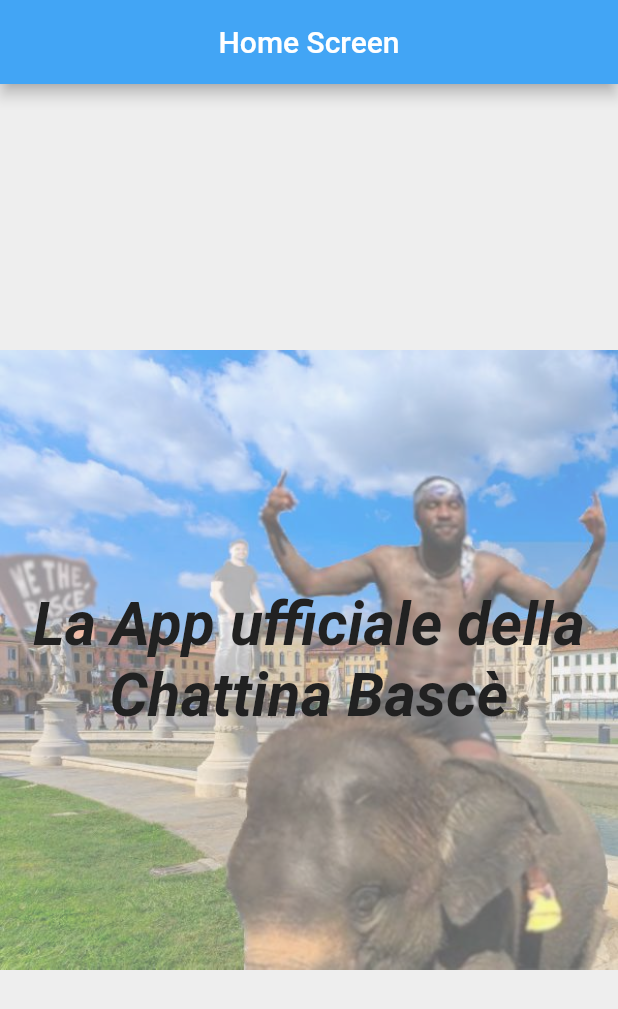
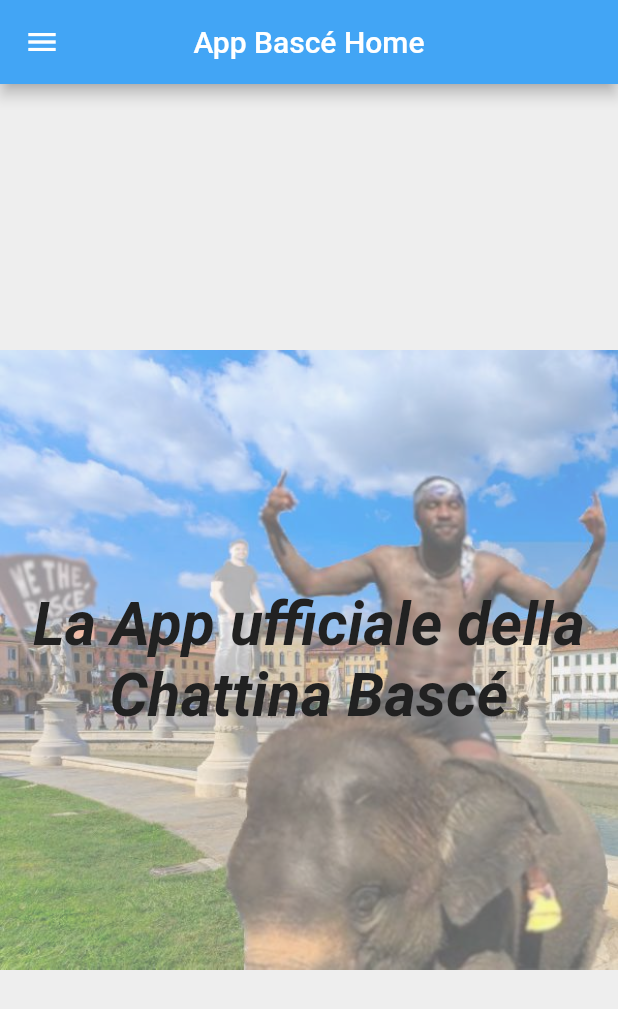
Before and after one commit to matluca/app_basce, a Flutter app: the screen it shows after launch, on a phone screen of 412 x 824 dp. Shown: the top 1009 px of the screen. Run offline on Flutter 3.47's test engine with Material 2 defaults, Android fonts, the light colour scheme and no system bars; our stand-ins replace flutter_spinkit, material_design_icons_flutter.

Commit message:
Add menu to Home Page

```diff
--- a/lib/home.dart
+++ b/lib/home.dart
@@ -1,4 +1,5 @@
 import 'package:flutter/material.dart';
+import 'package:material_design_icons_flutter/material_design_icons_flutter.dart';
 
 class Home extends StatefulWidget {
   @override
@@ -11,8 +12,55 @@ class _HomeState extends State<Home> {
     return Scaffold(
       appBar: AppBar(
         backgroundColor: Colors.blue[400],
-        title: Text('Home Screen'),
+        title: Text('App Bascé Home'),
         centerTitle: true,
+      ),
+      drawer: Drawer(
+        child: Column(
+          children: <Widget>[
+            UserAccountsDrawerHeader(
+              accountEmail: Text(''),
+              accountName: Text('App Bascé'),
+              currentAccountPicture: CircleAvatar(
+                backgroundImage: AssetImage('assets/Logo.jpg'),
+              ),
+            ),
+            Padding(
+              padding: EdgeInsets.only(top: 20),
+            ),
+            ListTile(
+              leading: Icon(Icons.info_outline),
+              title: Text('Info'),
+              onTap: () {},
+            ),
+            ListTile(
+              leading: Icon(Icons.people),
+              title: Text('Profili'),
+              onTap: () {},
+            ),
+            ListTile(
+              leading: Icon(MdiIcons.trophy),
+              title: Text("Albo d'oro"),
+              onTap: () {},
+            ),
+            ListTile(
+              leading: Icon(Icons.star, color: Colors.yellow[700]),
+              title: Text('Partecipa al Torneo Bascé'),
+              onTap: () {},
+            ),
+            Divider(),
+            Expanded(
+              child: Align(
+                alignment: FractionalOffset.bottomCenter,
+                child: ListTile(
+                  leading: Icon(Icons.settings),
+                  title: Text('Impostazioni'),
+                  onTap: () {},
+                ),
+              ),
+            ),
+          ],
+        ),
       ),
       backgroundColor: Colors.grey[200],
       body: SafeArea(
@@ -29,7 +77,7 @@ class _HomeState extends State<Home> {
             crossAxisAlignment: CrossAxisAlignment.center,
             children: <Widget>[
               Text(
-                'La App ufficiale della Chattina Bascè',
+                'La App ufficiale della Chattina Bascé',
                 textAlign: TextAlign.center,
                 style: TextStyle(
                   fontSize: 40,
--- a/pubspec.yaml
+++ b/pubspec.yaml
@@ -24,6 +24,7 @@ dependencies:
   flutter:
     sdk: flutter
   flutter_spinkit: ^4.1.2+1
+  material_design_icons_flutter: ^4.0.5145
 
 
   # The following adds the Cupertino Icons font to your application.
```
Also changed, not shown: pubspec.lock.
